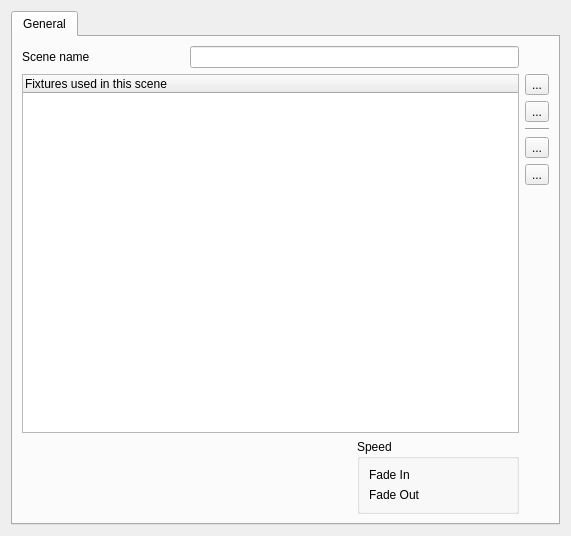
First picture: the form in trunk/ui/src/sceneeditor.ui, repository Bondzio/qlc, before the edit.
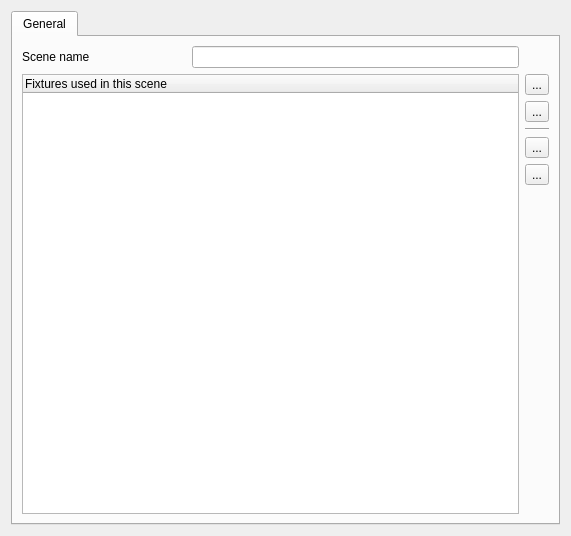
Second picture: the form after the edit. Icons and pictures are not drawn.

Commit message: Integrated SpeedDialWidget to SceneEditor

The edit to the form file:
```diff
--- a/trunk/ui/src/sceneeditor.ui
+++ b/trunk/ui/src/sceneeditor.ui
@@ -171,48 +171,6 @@
          </property>
         </spacer>
        </item>
-       <item row="7" column="0" colspan="2">
-        <spacer name="horizontalSpacer">
-         <property name="orientation">
-          <enum>Qt::Horizontal</enum>
-         </property>
-         <property name="sizeHint" stdset="0">
-          <size>
-           <width>299</width>
-           <height>20</height>
-          </size>
-         </property>
-        </spacer>
-       </item>
-       <item row="7" column="2">
-        <widget class="QGroupBox" name="m_busGroup">
-         <property name="title">
-          <string>Speed</string>
-         </property>
-         <layout class="QGridLayout" name="gridLayout_2">
-          <item row="0" column="0">
-           <widget class="QLabel" name="label">
-            <property name="text">
-             <string>Fade In</string>
-            </property>
-           </widget>
-          </item>
-          <item row="1" column="0">
-           <widget class="QLabel" name="label_2">
-            <property name="text">
-             <string>Fade Out</string>
-            </property>
-           </widget>
-          </item>
-          <item row="0" column="1">
-           <widget class="QWidget" name="m_fadeInContainer" native="true"/>
-          </item>
-          <item row="1" column="1">
-           <widget class="QWidget" name="m_fadeOutContainer" native="true"/>
-          </item>
-         </layout>
-        </widget>
-       </item>
       </layout>
      </widget>
     </widget>
```
The commit also changes 4 other files.
